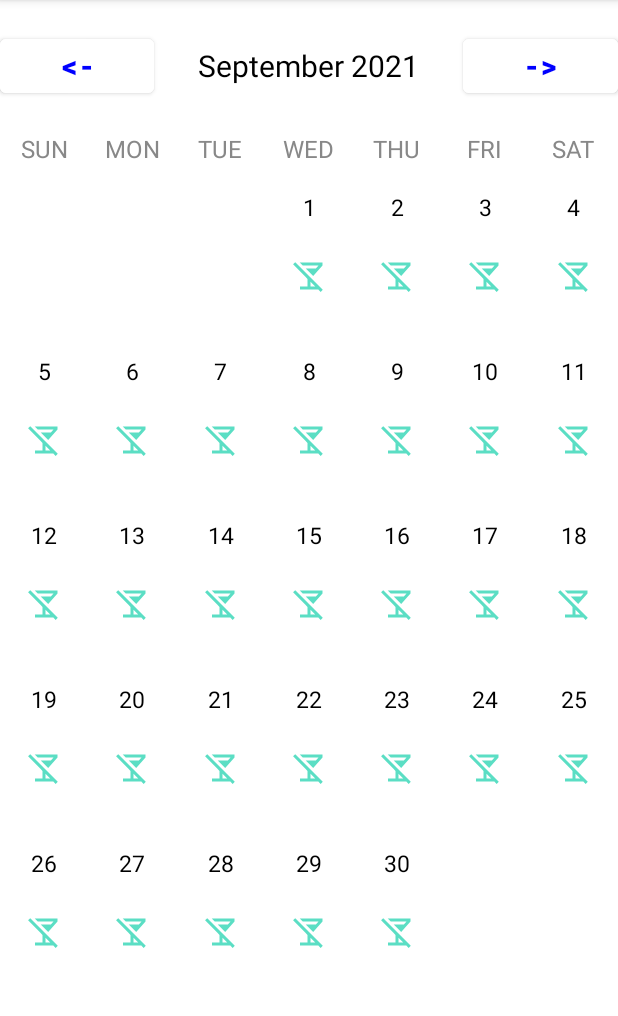
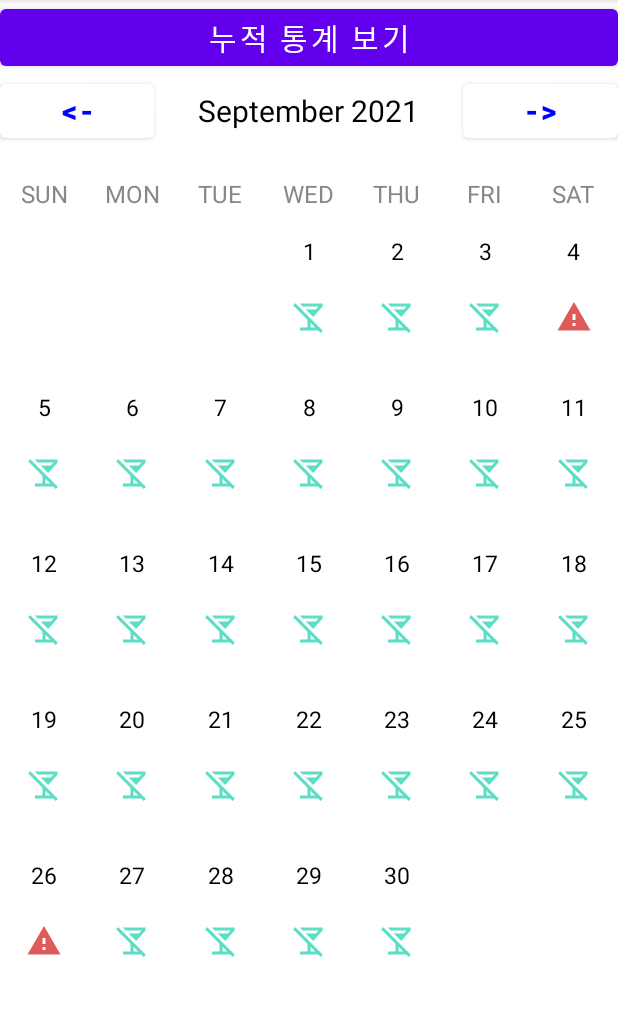
Before and after one commit to hj0202/DrinkingScanner, an Android app: the ReportCalendarActivity screen opened directly, with no data from a screen before it, on a phone screen of 412 x 824 dp, the part 84-1100 px from its top. Run offline under Robolectric (Android 15) with nearby library versions, the phone set to English and light mode, and no system bars.

Commit message:
[Android] Feat : 통계 화면 구성

```diff
--- a/Android/app/src/main/java/com/example/drinkingscanner/CalendarAdapter.java
+++ b/Android/app/src/main/java/com/example/drinkingscanner/CalendarAdapter.java
@@ -37,8 +37,11 @@ class CalendarAdapter extends RecyclerView.Adapter<CalendarViewHolder>
     {
         holder.dayOfMonth.setText(dayOfMonth.get(position));
 
-        if (dayOfMonth.get(position) != "") // warning : null != ""
+        if (dayOfMonth.get(position) != "" ) // warning : null != ""
             holder.iconNoDrink.setVisibility(View.VISIBLE);
+        if (dayOfMonth.get(position) != "" && (Integer.parseInt(dayOfMonth.get(position)) == 4
+                || Integer.parseInt(dayOfMonth.get(position)) == 26))
+            holder.iconNoDrink.setImageResource(R.drawable.ic_baseline_warning_24);
     }
 
     @Override
--- a/Android/app/src/main/java/com/example/drinkingscanner/ReportCalendarActivity.java
+++ b/Android/app/src/main/java/com/example/drinkingscanner/ReportCalendarActivity.java
@@ -3,6 +3,7 @@ package com.example.drinkingscanner;
 import android.content.Intent;
 import android.os.Bundle;
 import android.view.View;
+import android.view.Window;
 import android.widget.TextView;
 import android.widget.Toast;
 
@@ -84,6 +85,11 @@ public class ReportCalendarActivity extends AppCompatActivity implements Calenda
         setMonthView();
     }
 
+    public void startAllReport(View view) {
+        Intent intent = new Intent(getApplicationContext(), AllReportActivity.class);
+        startActivity(intent);
+    }
+
     @Override
     public void onItemClick(int position, String dayText) {
         if(!dayText.equals(""))
--- /dev/null
+++ b/Android/app/src/main/res/drawable/ic_baseline_warning_24.xml
@@ -0,0 +1,5 @@
+<vector android:height="24dp" android:tint="#DE5B5B"
+    android:viewportHeight="24" android:viewportWidth="24"
+    android:width="24dp" xmlns:android="http://schemas.android.com/apk/res/android">
+    <path android:fillColor="@android:color/white" android:pathData="M1,21h22L12,2 1,21zM13,18h-2v-2h2v2zM13,14h-2v-4h2v4z"/>
+</vector>
--- a/Android/app/src/main/res/layout/activity_report_calendar.xml
+++ b/Android/app/src/main/res/layout/activity_report_calendar.xml
@@ -6,12 +6,18 @@
     android:orientation="vertical"
     tools:context=".ReportCalendarActivity">
 
+    <Button
+        android:layout_width="match_parent"
+        android:layout_height="wrap_content"
+        android:text="누적 통계 보기"
+        android:textSize="20sp"
+        android:onClick="startAllReport"/>
+
     <LinearLayout
         android:layout_width="match_parent"
         android:layout_height="wrap_content"
         android:orientation="horizontal"
-        android:layout_marginBottom="20dp"
-        android:layout_marginTop="20dp">
+        android:layout_marginBottom="20dp">
 
         <Button
             android:layout_width="0dp"
```
Also changed, not shown: Android/app/src/main/java/com/example/drinkingscanner/AllReportActivity.java (+18 -0 lines).
